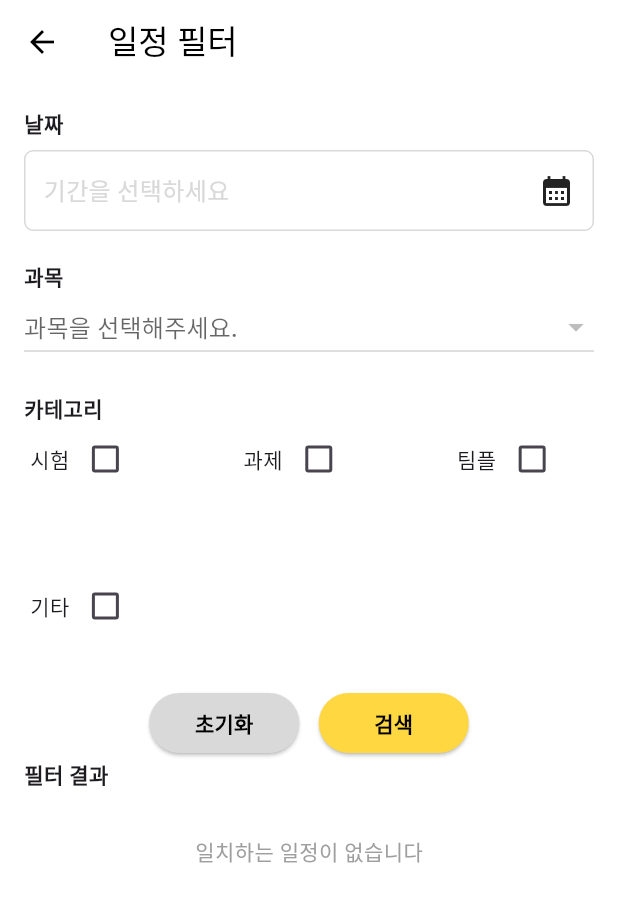
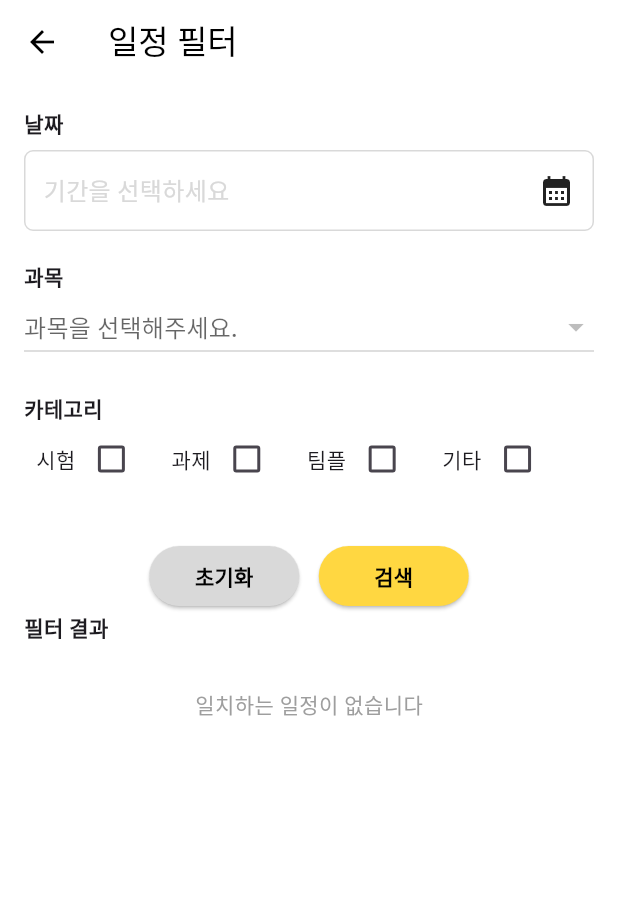
Before and after one commit to planetapp-team/planetapp, a Flutter app: the FilterPage screen opened by its route, on a phone screen of 412 x 824 dp. Shown: the top 902 px of the screen. Run offline on Flutter 3.47's test engine with Material 3 defaults, Android fonts, the phone set to English and light mode, and no system bars; our stand-ins replace cloud_firestore, firebase_auth, firebase_core, firebase_messaging, flutter_local_notifications, permission_handler and 2 more; accounts and stored records are empty; project files that could hold a hidden picture were left out.

Commit message:
수정: 모바일 환경_ 카테고리 항목 가로 한줄 고정

```diff
--- a/lib/pages/filter_page.dart
+++ b/lib/pages/filter_page.dart
@@ -297,7 +297,6 @@ class _FilterPageState extends State<FilterPage> {
         child: Column(
           crossAxisAlignment: CrossAxisAlignment.start,
           children: [
-            // --- 기존 필터 UI 그대로 유지 ---
             const Text('날짜', style: TextStyle(fontWeight: FontWeight.bold)),
             const SizedBox(height: 8),
             InkWell(
@@ -324,7 +323,7 @@ class _FilterPageState extends State<FilterPage> {
                           onPrimary: AppColors.black,
                           surface: AppColors.white,
                           onSurface: AppColors.black,
-                          secondary: AppColors.gray1, // ✅ 변경: 기간 구간 색상
+                          secondary: AppColors.gray1,
                         ),
                         textButtonTheme: TextButtonThemeData(
                           style: TextButton.styleFrom(
@@ -398,13 +397,15 @@ class _FilterPageState extends State<FilterPage> {
             ),
             const SizedBox(height: 20),
             const Text('카테고리', style: TextStyle(fontWeight: FontWeight.bold)),
-            Wrap(
-              spacing: 60,
-              runSpacing: 50,
+
+            // ✅ 줄바꿈 방지 + 가로 스크롤 적용 (디자인 유지)
+            SingleChildScrollView(
+              scrollDirection: Axis.horizontal,
+              child: Row(
                 children: [
                   ...defaultCategories.map(
                     (cat) => Padding(
-                    padding: const EdgeInsets.symmetric(horizontal: 4),
+                      padding: const EdgeInsets.symmetric(horizontal: 8),
                       child: Row(
                         mainAxisSize: MainAxisSize.min,
                         children: [
@@ -427,7 +428,7 @@ class _FilterPageState extends State<FilterPage> {
                   ),
                   ...userCategories.map(
                     (cat) => Padding(
-                    padding: const EdgeInsets.symmetric(horizontal: 4),
+                      padding: const EdgeInsets.symmetric(horizontal: 8),
                       child: Row(
                         mainAxisSize: MainAxisSize.min,
                         children: [
@@ -450,6 +451,8 @@ class _FilterPageState extends State<FilterPage> {
                   ),
                 ],
               ),
+            ),
+
             const SizedBox(height: 30),
             Row(
               mainAxisAlignment: MainAxisAlignment.center,
```
Lines whose indentation alone changed are shown as unchanged.
